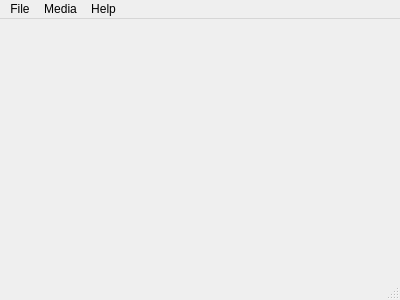
Before: the Qt Designer form src/mainwindow.ui in LeftySolara/Bookmarks, drawn with Qt 5.
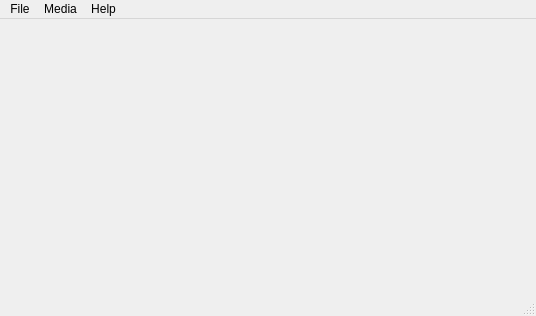
After: the same form once the commit is applied.

What changed in the file:
```diff
--- a/src/mainwindow.ui
+++ b/src/mainwindow.ui
@@ -6,8 +6,8 @@
    <rect>
     <x>0</x>
     <y>0</y>
-    <width>400</width>
-    <height>300</height>
+    <width>536</width>
+    <height>316</height>
    </rect>
   </property>
   <property name="windowTitle">
@@ -19,7 +19,7 @@
     <rect>
      <x>0</x>
      <y>0</y>
-     <width>400</width>
+     <width>536</width>
      <height>20</height>
     </rect>
    </property>
```
